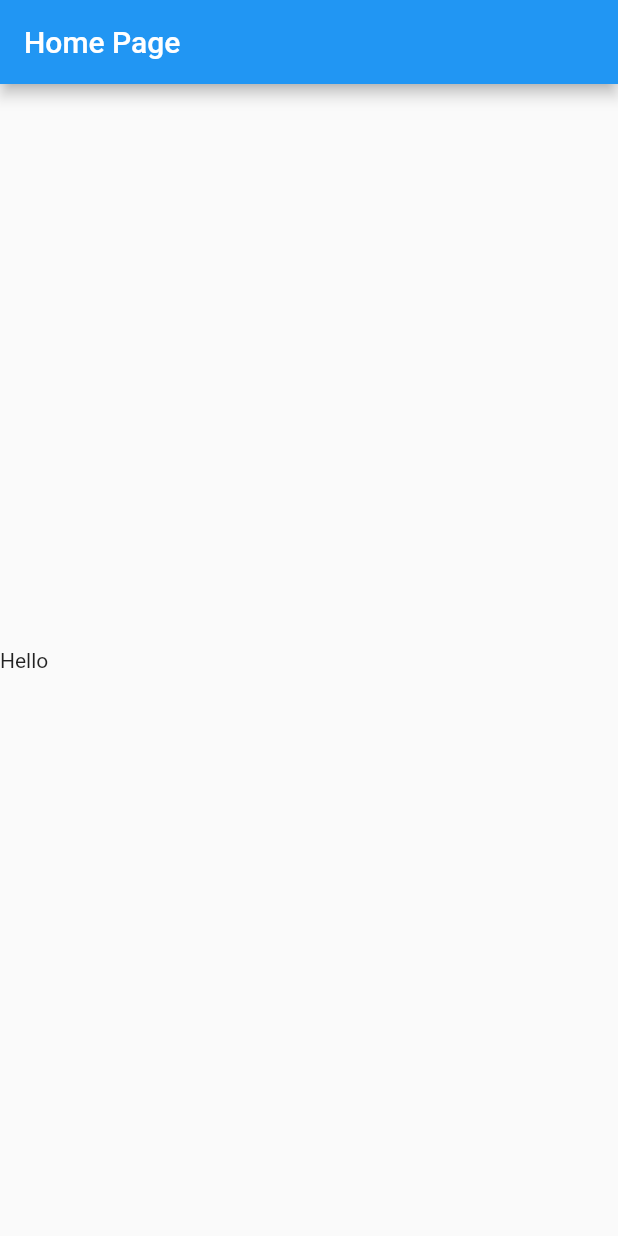
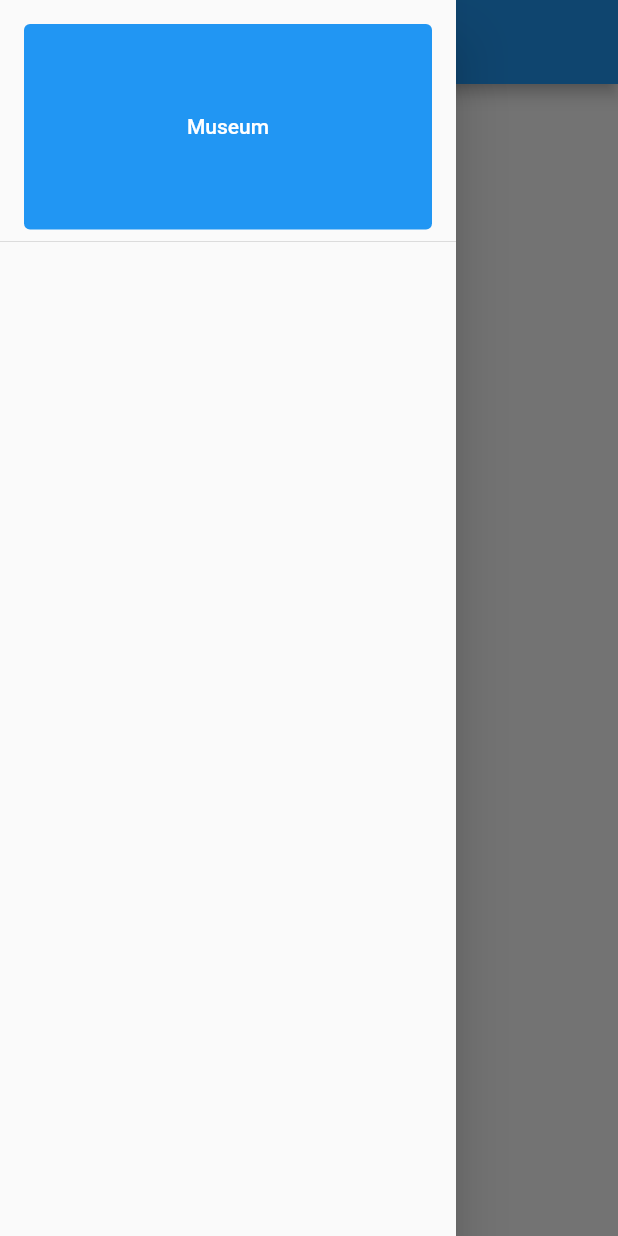
Before and after one commit to maipil99/acnh_mate, a Flutter app: the screen it shows after launch, with the side drawer open (before the commit the screen has no drawer), on a phone screen of 412 x 824 dp. Run offline on Flutter 3.47's test engine with Material 2 defaults, Android fonts, the phone set to English and light mode, and no system bars.

Commit message:
drawer and button widget

```diff
--- /dev/null
+++ b/acnh_mate_frontend/lib/Widgets/drawer_button.dart
@@ -0,0 +1,25 @@
+import 'package:flutter/material.dart';
+
+class drawer_button extends StatelessWidget {
+  final String text;
+  final Function onPressed;
+
+  const drawer_button({
+    required this.text,
+    required this.onPressed,
+
+  });
+
+  @override
+  Widget build(BuildContext context) {
+    return TextButton(
+      onPressed: () {
+        onPressed();
+      },
+      child: Text(text,
+          style: const TextStyle(color: Colors.white)
+      ),
+      style: TextButton.styleFrom(backgroundColor: Colors.blue),
+    );
+  }
+}
--- a/acnh_mate_frontend/lib/home_page.dart
+++ b/acnh_mate_frontend/lib/home_page.dart
@@ -1,27 +1,33 @@
+import 'package:acnh_mate_frontend/Widgets/drawer_button.dart';
 import 'package:flutter/material.dart';
+
 class home_page extends StatelessWidget {
   const home_page({Key? key}) : super(key: key);
 
-
   @override
   Widget build(BuildContext context) {
-
     return Scaffold(
         appBar: AppBar(
           // Here we take the value from the MyHomePage object that was created by
           // the App.build method, and use it to set our appbar title.
           title: const Text("Home Page"),
         ),
+        drawer: Drawer(
+            child: ListView(
+          children: <Widget>[
+            DrawerHeader(
+                child: drawer_button(
+              text: "Museum",
+              onPressed: () {},
+            )),
+          ],
+        )),
         body: Column(
           crossAxisAlignment: CrossAxisAlignment.center,
           mainAxisAlignment: MainAxisAlignment.center,
           children: const <Widget>[
             Text("Hello"),
           ],
-        )
-    );
-
-
-
+        ));
   }
 }
```
Also changed, not shown: 3 other files.
